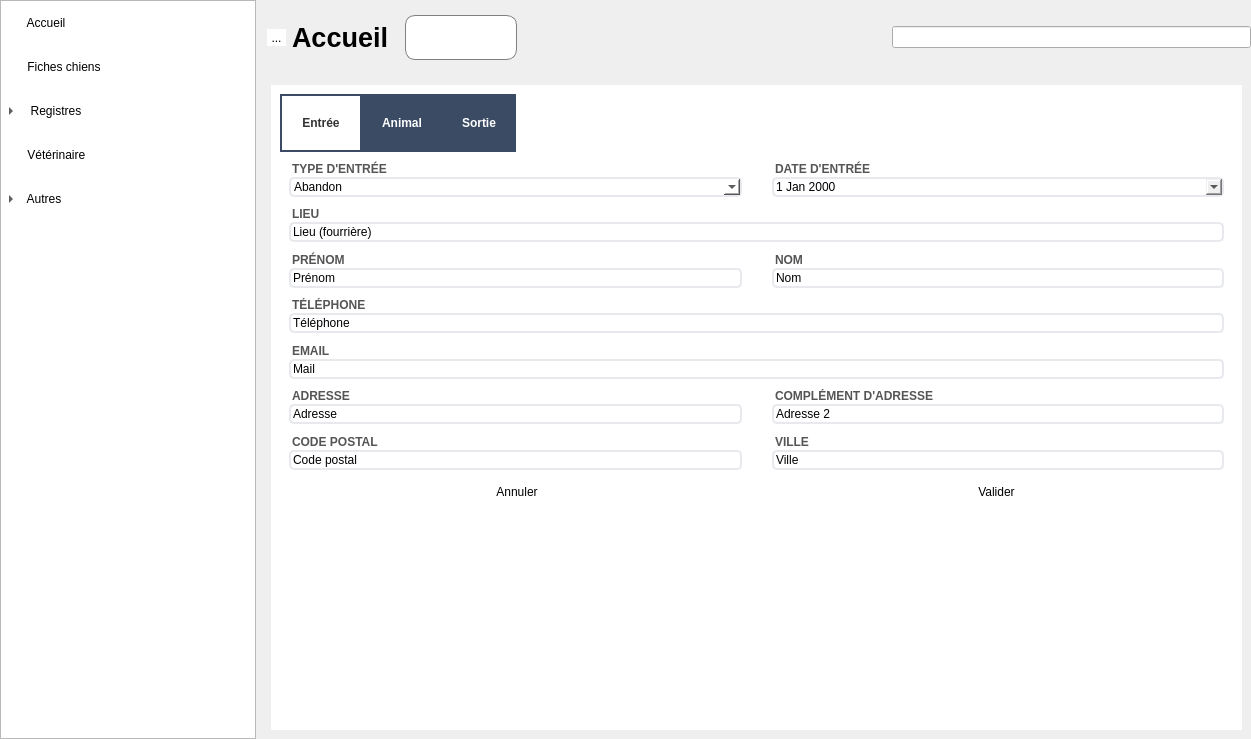
This is mainwindow.ui in ArtAuc/mkrescue as Qt 5 draws it before an edit. The edited form follows.
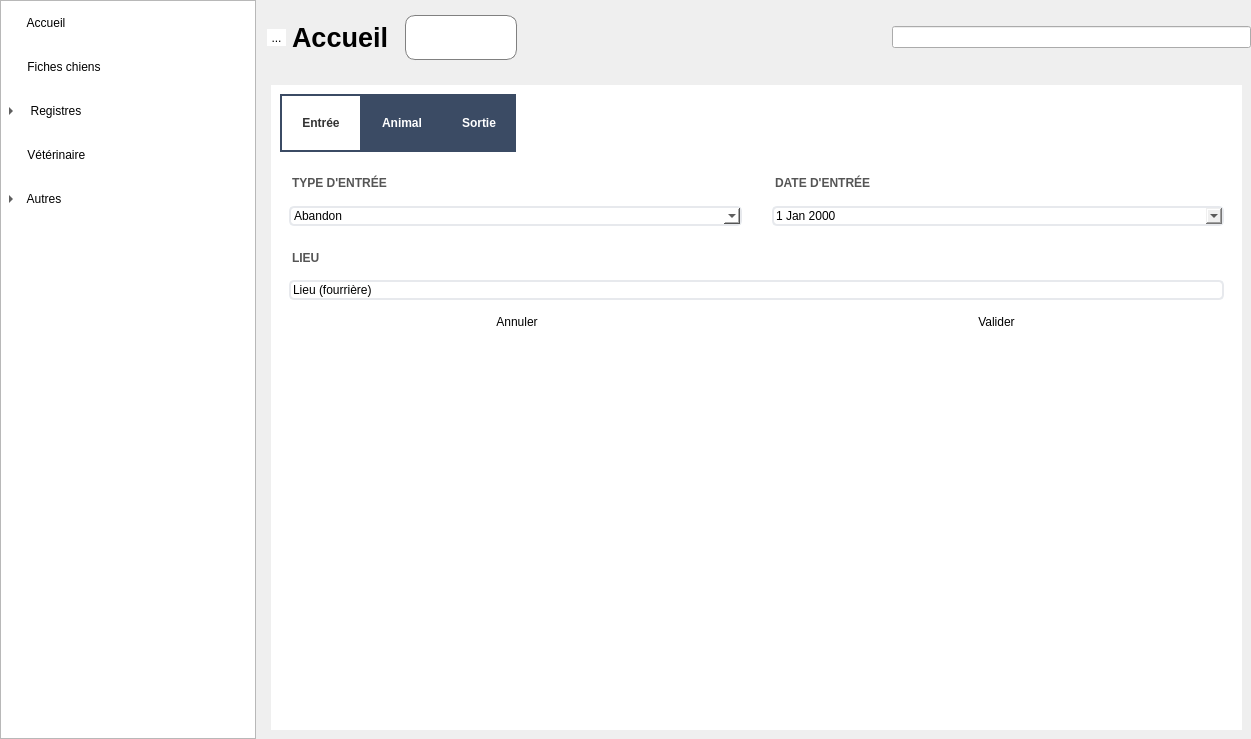
This is the edited form. The open tabs and pages were chosen to show the change. Icons and pictures are not drawn. Custom widgets are drawn as their Qt base class.

Commit message: Autocomplete EditPeopleWidget thanks to database

The edit to the form file:
```diff
--- a/mainwindow.ui
+++ b/mainwindow.ui
@@ -707,178 +707,6 @@
                   <property name="verticalSpacing">
                    <number>10</number>
                   </property>
-                  <item row="15" column="2">
-                   <layout class="QVBoxLayout" name="cityAbandonEditLayout">
-                    <item>
-                     <widget class="QLabel" name="cityAbandonEditLabel">
-                      <property name="text">
-                       <string>VILLE</string>
-                      </property>
-                     </widget>
-                    </item>
-                    <item>
-                     <widget class="QLineEdit" name="cityAbandonEdit">
-                      <property name="text">
-                       <string>Ville</string>
-                      </property>
-                     </widget>
-                    </item>
-                   </layout>
-                  </item>
-                  <item row="6" column="1">
-                   <layout class="QVBoxLayout" name="firstNameAbandonEditLayout">
-                    <item>
-                     <widget class="QLabel" name="firstNameAbandonEditLabel">
-                      <property name="text">
-                       <string>PRÉNOM</string>
-                      </property>
-                     </widget>
-                    </item>
-                    <item>
-                     <widget class="QLineEdit" name="firstNameAbandonEdit">
-                      <property name="text">
-                       <string>Prénom</string>
-                      </property>
-                     </widget>
-                    </item>
-                   </layout>
-                  </item>
-                  <item row="15" column="1">
-                   <layout class="QVBoxLayout" name="postalCodeAbandonEditLayout">
-                    <item>
-                     <widget class="QLabel" name="postalCodeAbandonEditLabel">
-                      <property name="text">
-                       <string>CODE POSTAL</string>
-                      </property>
-                     </widget>
-                    </item>
-                    <item>
-                     <widget class="QLineEdit" name="postalCodeAbandonEdit">
-                      <property name="text">
-                       <string>Code postal</string>
-                      </property>
-                     </widget>
-                    </item>
-                   </layout>
-                  </item>
-                  <item row="6" column="2">
-                   <layout class="QVBoxLayout" name="lastNameAbandonEditLayout">
-                    <item>
-                     <widget class="QLabel" name="lastNameAbandonEditLabel">
-                      <property name="text">
-                       <string>NOM</string>
-                      </property>
-                     </widget>
-                    </item>
-                    <item>
-                     <widget class="QLineEdit" name="lastNameAbandonEdit">
-                      <property name="text">
-                       <string>Nom</string>
-                      </property>
-                     </widget>
-                    </item>
-                   </layout>
-                  </item>
-                  <item row="13" column="2">
-                   <layout class="QVBoxLayout" name="address2AbandonEditLayout">
-                    <item>
-                     <widget class="QLabel" name="address2AbandonEditLabel">
-                      <property name="text">
-                       <string>COMPLÉMENT D'ADRESSE</string>
-                      </property>
-                     </widget>
-                    </item>
-                    <item>
-                     <widget class="QLineEdit" name="address2AbandonEdit">
-                      <property name="styleSheet">
-                       <string notr="true"/>
-                      </property>
-                      <property name="text">
-                       <string>Adresse 2</string>
-                      </property>
-                     </widget>
-                    </item>
-                   </layout>
-                  </item>
-                  <item row="11" column="1" colspan="2">
-                   <layout class="QVBoxLayout" name="emailAbandonEditLayout">
-                    <item>
-                     <widget class="QLabel" name="emailAbandonEditLabel">
-                      <property name="text">
-                       <string>EMAIL</string>
-                      </property>
-                     </widget>
-                    </item>
-                    <item>
-                     <widget class="QLineEdit" name="emailAbandonEdit">
-                      <property name="text">
-                       <string>Mail</string>
-                      </property>
-                     </widget>
-                    </item>
-                   </layout>
-                  </item>
-                  <item row="13" column="1">
-                   <layout class="QVBoxLayout" name="addressAbandonEditLayout">
-                    <item>
-                     <widget class="QLabel" name="addressAbandonEditLabel">
-                      <property name="text">
-                       <string>ADRESSE</string>
-                      </property>
-                     </widget>
-                    </item>
-                    <item>
-                     <widget class="QLineEdit" name="addressAbandonEdit">
-                      <property name="text">
-                       <string>Adresse</string>
-                      </property>
-                     </widget>
-                    </item>
-                   </layout>
-                  </item>
-                  <item row="9" column="1" colspan="2">
-                   <layout class="QVBoxLayout" name="phoneAbandonEditLayout">
-                    <item>
-                     <widget class="QLabel" name="phoneAbandonEditLabel">
-                      <property name="text">
-                       <string>TÉLÉPHONE</string>
-                      </property>
-                     </widget>
-                    </item>
-                    <item>
-                     <widget class="QLineEdit" name="phoneAbandonEdit">
-                      <property name="text">
-                       <string>Téléphone</string>
-                      </property>
-                     </widget>
-                    </item>
-                   </layout>
-                  </item>
-                  <item row="0" column="1">
-                   <layout class="QVBoxLayout" name="entryTypeBoxLayout">
-                    <item>
-                     <widget class="QLabel" name="entryTypeBoxLabel">
-                      <property name="text">
-                       <string>TYPE D'ENTRÉE</string>
-                      </property>
-                     </widget>
-                    </item>
-                    <item>
-                     <widget class="QComboBox" name="entryTypeBox">
-                      <item>
-                       <property name="text">
-                        <string>Abandon</string>
-                       </property>
-                      </item>
-                      <item>
-                       <property name="text">
-                        <string>Fourrière</string>
-                       </property>
-                      </item>
-                     </widget>
-                    </item>
-                   </layout>
-                  </item>
                   <item row="0" column="2">
                    <layout class="QVBoxLayout" name="entryDateEditLayout">
                     <item>
@@ -921,6 +749,31 @@
                     </item>
                    </layout>
                   </item>
+                  <item row="0" column="1">
+                   <layout class="QVBoxLayout" name="entryTypeBoxLayout">
+                    <item>
+                     <widget class="QLabel" name="entryTypeBoxLabel">
+                      <property name="text">
+                       <string>TYPE D'ENTRÉE</string>
+                      </property>
+                     </widget>
+                    </item>
+                    <item>
+                     <widget class="QComboBox" name="entryTypeBox">
+                      <item>
+                       <property name="text">
+                        <string>Abandon</string>
+                       </property>
+                      </item>
+                      <item>
+                       <property name="text">
+                        <string>Fourrière</string>
+                       </property>
+                      </item>
+                     </widget>
+                    </item>
+                   </layout>
+                  </item>
                  </layout>
                 </widget>
                 <widget class="QWidget" name="entryTab2">
```
Left out of the diff: 12 changed lines with no effect on the pictures. The commit also changes 5 other files.
